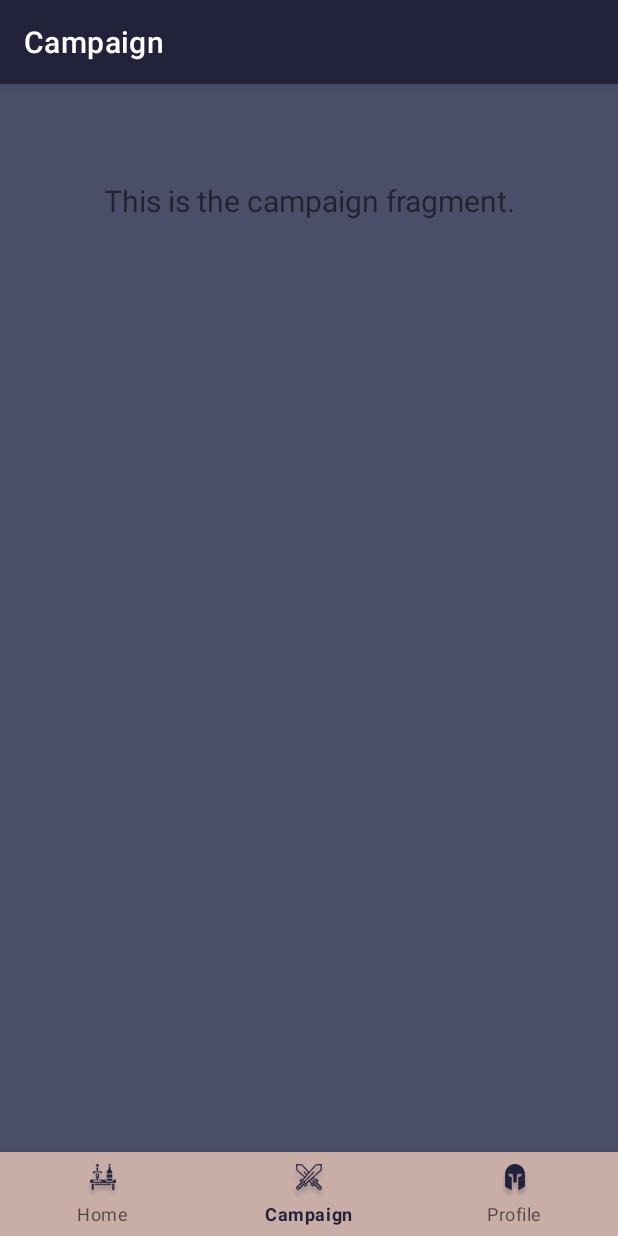
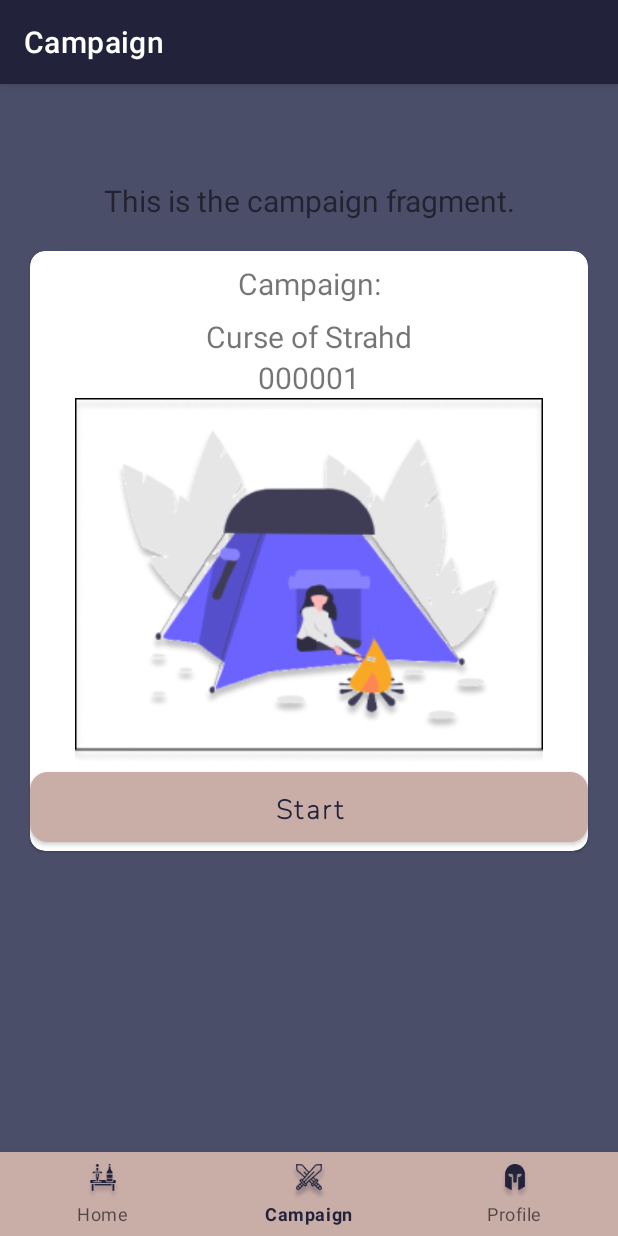
Before and after one commit to ygteker/paperless-pen-and-paper, an Android app: the CampaignFragment screen opened through its navigation route, on a phone screen of 412 x 824 dp. Run offline under Robolectric (Android 15) with nearby library versions, the phone set to English and light mode, and no system bars; our stand-ins replace navigation-ui.

Commit message:
Finished implementation of RecycleView with CardView. Filled CardView with samples prepared to take in API data. Implemented onClick Events to the start button

```diff
--- a/frontend/app/src/main/java/lmu/msp/frontend/ui/campaign/CampaignAdapter.kt
+++ b/frontend/app/src/main/java/lmu/msp/frontend/ui/campaign/CampaignAdapter.kt
@@ -4,8 +4,11 @@ import android.view.LayoutInflater
 import android.view.TextureView
 import android.view.View
 import android.view.ViewGroup
+import android.widget.Button
 import android.widget.TextView
+import android.widget.Toast
 import androidx.recyclerview.widget.RecyclerView
+import com.google.android.material.imageview.ShapeableImageView
 import lmu.msp.frontend.R
 
 
@@ -31,6 +34,21 @@ class CampaignAdapter(private val campaignList: ArrayList<campaigns>) : Recycler
     class CampaignViewHolder(itemView : View) : RecyclerView.ViewHolder(itemView){
         val titleString : TextView = itemView.findViewById(R.id.title_campaign)
         val campaignId : TextView = itemView.findViewById(R.id.id_campaign)
+        val cardButton : Button = itemView.findViewById(R.id.cardButton)
+        val imageView : ShapeableImageView = itemView.findViewById(R.id.imageViewCampaign)
+
+
+
+        init {
+            cardButton.setOnClickListener{v: View -> campaignButtonClick(titleString.text)}
+        }
+
+        private fun campaignButtonClick( titleString: CharSequence) {
+            Toast.makeText(itemView.context, "You clicked on item $titleString", Toast.LENGTH_SHORT).show()
+        }
 
     }
+
+
+
 }
--- a/frontend/app/src/main/java/lmu/msp/frontend/ui/campaign/CampaignFragment.kt
+++ b/frontend/app/src/main/java/lmu/msp/frontend/ui/campaign/CampaignFragment.kt
@@ -8,7 +8,10 @@ import android.widget.TextView
 import androidx.fragment.app.Fragment
 import androidx.lifecycle.Observer
 import androidx.lifecycle.ViewModelProvider
+import androidx.recyclerview.widget.LinearLayoutManager
+import androidx.recyclerview.widget.LinearSnapHelper
 import androidx.recyclerview.widget.RecyclerView
+import androidx.recyclerview.widget.SnapHelper
 import lmu.msp.frontend.R
 import lmu.msp.frontend.databinding.FragmentCampaignBinding
 
@@ -16,14 +19,48 @@ class CampaignFragment : Fragment() {
 
     private lateinit var newRecyclerView: RecyclerView
     private lateinit var newArrayList: ArrayList<campaigns>
-    private lateinit var titleStrings : Array<String>
-    private lateinit var campaignIds : Array<String>
+    private lateinit var titleStrings: Array<String>
+    private lateinit var campaignIds: Array<String>
 
     override fun onCreateView(
         inflater: LayoutInflater,
         container: ViewGroup?,
         savedInstanceState: Bundle?
     ): View? {
-        return inflater.inflate(R.layout.fragment_campaign, container, false)
+
+        titleStrings = arrayOf(
+            "Curse of Strahd",
+            "A wild sheep chase",
+            "Mines of Phandelver"
+        )
+        campaignIds = arrayOf(
+            "000001",
+            "000002",
+            "000003"
+        )
+        val view = inflater.inflate(R.layout.fragment_campaign, container, false)
+
+        newRecyclerView = view.findViewById(R.id.recyclerView)
+        val horizontalLayoutManager =
+            LinearLayoutManager(context, LinearLayoutManager.HORIZONTAL, false)
+        newRecyclerView.layoutManager = horizontalLayoutManager
+        newRecyclerView.setHasFixedSize(true)
+
+        val helper = LinearSnapHelper()
+        helper.attachToRecyclerView(newRecyclerView)
+
+        newArrayList = arrayListOf<campaigns>()
+        fillCampaigns()
+
+        return view
+    }
+
+    private fun fillCampaigns() {
+
+        for(i in titleStrings.indices){
+            val data = campaigns(titleStrings[i], campaignIds[i])
+            newArrayList.add(data)
+        }
+        newRecyclerView.adapter = CampaignAdapter(newArrayList)
     }
 }
--- a/frontend/app/src/main/java/lmu/msp/frontend/ui/profile/ProfileViewModel.kt
+++ /dev/null
@@ -1,13 +0,0 @@
-package lmu.msp.frontend.ui.profile
-
-import androidx.lifecycle.LiveData
-import androidx.lifecycle.MutableLiveData
-import androidx.lifecycle.ViewModel
-
-class ProfileViewModel : ViewModel() {
-
-    private val _text = MutableLiveData<String>().apply {
-        value = "This is profile Fragment"
-    }
-    val text: LiveData<String> = _text
-}
--- a/frontend/app/src/main/res/layout/campaign_view.xml
+++ b/frontend/app/src/main/res/layout/campaign_view.xml
@@ -23,7 +23,7 @@
                 android:layout_marginStart="8dp"
                 android:layout_marginTop="8dp"
                 android:layout_marginEnd="8dp"
-                android:text="@string/title_campaign"
+                android:text="@string/campaign"
                 android:textAlignment="center"
                 android:textSize="20sp">
 
@@ -48,14 +48,22 @@
                 android:layout_height="wrap_content">
 
             </TextView>
+            <com.google.android.material.imageview.ShapeableImageView
+                android:id="@+id/imageViewCampaign"
+                android:layout_width="match_parent"
+                android:layout_height="wrap_content"
+                app:srcCompat="@drawable/placeholder_camping"
+                app:shapeAppearanceOverlay="@style/ShapeAppearanceOverlay.App.CornerSize10Percent"
+                >
 
+            </com.google.android.material.imageview.ShapeableImageView>
             <Button
-                android:id="@+id/button1"
+                android:id="@+id/cardButton"
                 style="@style/buttonTheme"
                 android:layout_width="match_parent"
                 android:layout_height="wrap_content"
                 android:layout_weight="1"
-                android:text="Button" />
+                android:text="Start" />
         </LinearLayout>
         >
     </com.google.android.material.card.MaterialCardView>
--- a/frontend/app/src/main/res/menu/bottom_nav_menu.xml
+++ b/frontend/app/src/main/res/menu/bottom_nav_menu.xml
@@ -3,17 +3,17 @@
 
     <item
         android:id="@+id/navigation_home"
-        android:icon="@drawable/icon_home_passive"
+        android:icon="@drawable/icon_home_active"
         android:title="@string/title_home" />
 
     <item
         android:id="@+id/navigation_campaign"
-        android:icon="@drawable/icon_campaign_passive"
+        android:icon="@drawable/icon_campaign_active"
         android:title="@string/title_campaign" />
 
     <item
         android:id="@+id/navigation_profile"
-        android:icon="@drawable/icon_profile_passive"
+        android:icon="@drawable/icon_profile_active"
         android:title="@string/title_profile" />
 
 </menu>
--- a/frontend/app/src/main/res/values/strings.xml
+++ b/frontend/app/src/main/res/values/strings.xml
@@ -18,4 +18,5 @@
     <string name="title_home">Home</string>
     <string name="title_campaign">Campaign</string>
     <string name="title_profile">Profile</string>
+    <string name="campaign">Campaign:</string>
 </resources>
--- a/frontend/app/src/main/res/values/styles.xml
+++ b/frontend/app/src/main/res/values/styles.xml
@@ -29,4 +29,8 @@
         <item name="android:background">@color/silver_pink</item>
         <item name="itemIconTint">@color/space_cadet</item>
     </style>
+
+    <style name="ShapeAppearanceOverlay.App.CornerSize10Percent" parent="">
+        <item name="cornerSize">10%</item>
+    </style>
 </resources>
```
Also changed, not shown: frontend/app/src/main/res/drawable/placeholder_camping.png (added).
